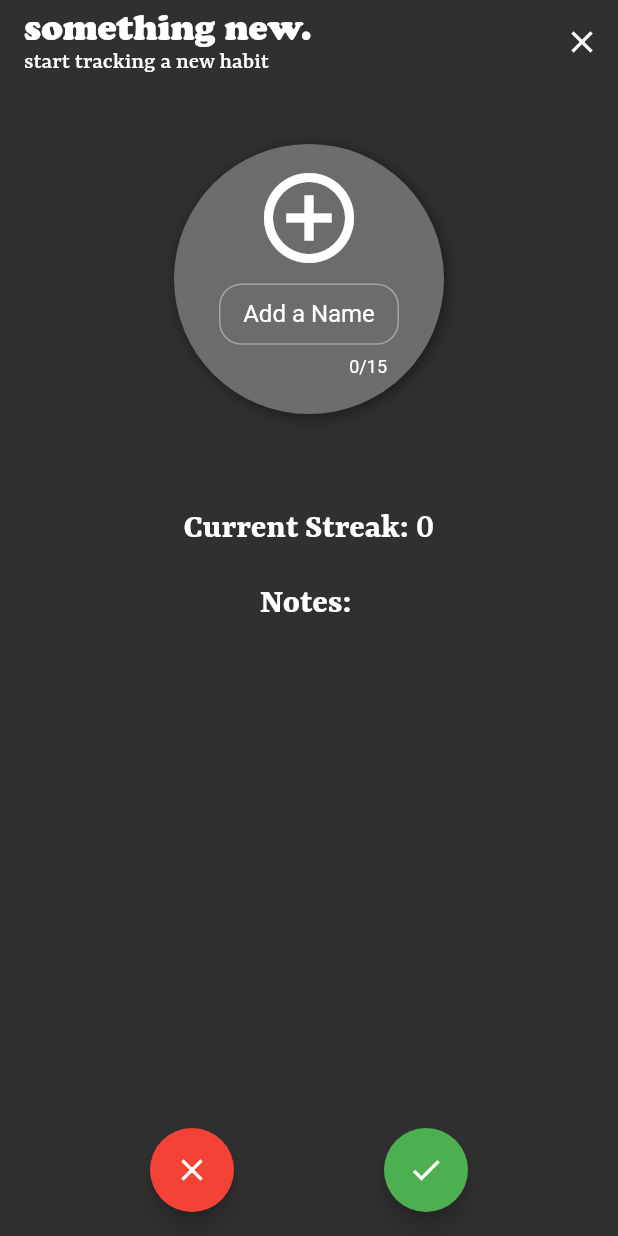
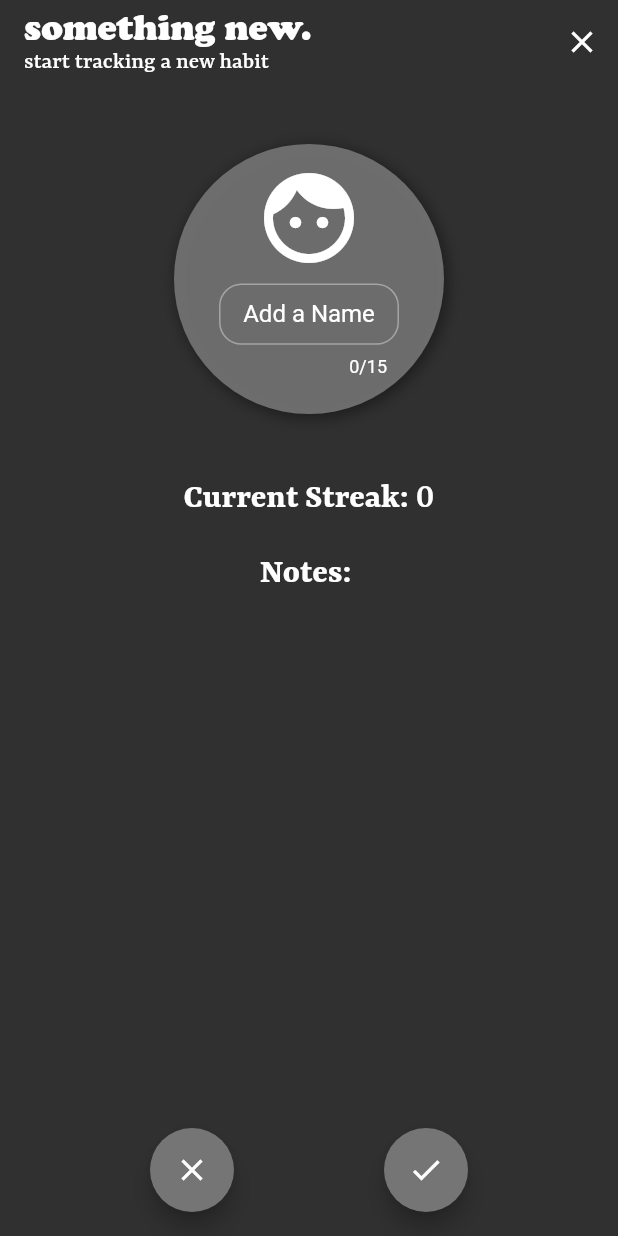
Before and after one commit to willzittlau/accountable, a Flutter app: the AddHabitScreen screen opened by its route, on a phone screen of 412 x 824 dp. Run offline on Flutter 3.47's test engine with Material 2 defaults, Android fonts, the phone set to English and light mode, and no system bars; our stand-ins replace shared_preferences, universal_platform; missing offline and left inert: emoji_picker; accounts and stored records are empty.

Commit message:
Add Habit Icon button completed

```diff
--- a/lib/src/views/add_habit.dart
+++ b/lib/src/views/add_habit.dart
@@ -1,9 +1,11 @@
 import 'package:accountable/src/models/globals.dart';
 import 'package:accountable/src/models/habit.dart';
-import 'package:accountable/src/widgets/add_habit_page_icon.dart';
-import 'package:accountable/src/widgets/add_habit_stats.dart';
+import 'package:accountable/src/providers/emoji_keyboard.dart';
+import 'package:accountable/src/widgets/add_habit/add_habit_page_icon.dart';
+import 'package:accountable/src/widgets/add_habit/add_habit_stats.dart';
 import 'package:accountable/src/widgets/app_bar_title.dart';
 import 'package:flutter/material.dart';
+import 'package:provider/provider.dart';
 
 // Screen Header
 class AddHabitScreen extends StatelessWidget {
@@ -17,14 +19,12 @@ class AddHabitScreen extends StatelessWidget {
           children: <Widget>[
             FloatingActionButton(
                 heroTag: "close",
-                backgroundColor: Colors.red,
                 onPressed: () {
                   Navigator.pop(context);
                 },
                 child: Icon(Icons.close, color: Theme.of(context).hintColor)),
             FloatingActionButton(
               heroTag: "check",
-              backgroundColor: Colors.green,
               onPressed: () {
                 habits.add(habit);
                 Navigator.pop(context);
@@ -70,7 +70,10 @@ class AddHabitPage extends StatelessWidget {
                   mainAxisSize: MainAxisSize.max,
                   children: <Widget>[
                     AddHabitPageIcon(habit: habit),
-                    AddHabitStats(habit: habit)
+                    Offstage(
+                      child: AddHabitStats(habit: habit),
+                      offstage: context.watch<KeyboardNotifier>().showKeyboard,
+                    )
                   ])));
     });
   }
--- /dev/null
+++ b/lib/src/widgets/add_habit/add_habit_emoji_button.dart
@@ -0,0 +1,40 @@
+import 'package:flutter/material.dart';
+import 'package:accountable/src/models/habit.dart';
+import 'package:accountable/src/providers/emoji_keyboard.dart';
+import 'package:flutter/rendering.dart';
+import 'package:provider/provider.dart';
+
+class AddEmojiButton extends StatelessWidget {
+  final Habit habit;
+  AddEmojiButton({this.habit});
+  @override
+  Widget build(BuildContext context) {
+    return habit.emoji.isEmpty
+        ? IconButton(
+            icon: const Icon(Icons.face),
+            color: Theme.of(context).hintColor,
+            iconSize: 72,
+            onPressed: () {
+              FocusScope.of(context).unfocus();
+              Provider.of<KeyboardNotifier>(context, listen: false)
+                  .updateKeyboard(
+                      !context.read<KeyboardNotifier>().showKeyboard);
+            },
+          )
+        : Padding(
+            padding: EdgeInsets.fromLTRB(0, 10, 0, 0),
+            child: TextButton(
+              child: Text(
+                habit.emoji,
+                style:
+                    TextStyle(fontSize: 54, color: Theme.of(context).hintColor),
+              ),
+              onPressed: () {
+                FocusScope.of(context).unfocus();
+                Provider.of<KeyboardNotifier>(context, listen: false)
+                    .updateKeyboard(
+                        !context.read<KeyboardNotifier>().showKeyboard);
+              },
+            ));
+  }
+}
--- /dev/null
+++ b/lib/src/widgets/add_habit/add_habit_page_icon.dart
@@ -0,0 +1,68 @@
+import 'package:accountable/src/models/habit.dart';
+import 'package:accountable/src/providers/emoji_keyboard.dart';
+import 'package:accountable/src/widgets/add_habit/add_habit_emoji_button.dart';
+import 'package:accountable/src/widgets/add_habit/add_habit_name_field.dart';
+import 'package:flutter/material.dart';
+import 'package:flutter/rendering.dart';
+import 'package:emoji_picker/emoji_picker.dart';
+import 'package:provider/provider.dart';
+
+class AddHabitPageIcon extends StatelessWidget {
+  final Habit habit;
+  AddHabitPageIcon({this.habit});
+
+  @override
+  Widget build(BuildContext context) {
+    return Stack(
+      children: <Widget>[
+        Column(
+          children: <Widget>[
+            Padding(
+                padding: EdgeInsets.fromLTRB(0, 40, 0, 0),
+                child: MouseRegion(
+                    cursor: SystemMouseCursors.click,
+                    child: Container(
+                        padding: EdgeInsets.all(5),
+                        width: 180,
+                        height: 180,
+                        child: Column(
+                            crossAxisAlignment: CrossAxisAlignment.center,
+                            children: [
+                              AddEmojiButton(habit: habit),
+                              AddNameField(habit: habit),
+                            ]),
+                        decoration: BoxDecoration(
+                          shape: BoxShape.circle,
+                          boxShadow: [
+                            BoxShadow(
+                              color: Colors.black.withOpacity(0.4),
+                              spreadRadius: 1,
+                              blurRadius: 8,
+                              offset:
+                                  Offset(2, 2), // changes position of shadow
+                            ),
+                          ],
+                          color: Theme.of(context).accentColor.withOpacity(0.9),
+                        )))),
+            // Keyboard
+            (context.watch<KeyboardNotifier>().showKeyboard
+                ? Padding(
+                    padding: EdgeInsets.fromLTRB(0, 20, 0, 0),
+                    child: EmojiPicker(
+                      rows: 4,
+                      columns: 7,
+                      buttonMode: ButtonMode.MATERIAL,
+                      onEmojiSelected: (emoji, category) {
+                        habit.emoji = emoji.emoji;
+                        Provider.of<KeyboardNotifier>(context, listen: false)
+                            .updateKeyboard(
+                                !context.read<KeyboardNotifier>().showKeyboard);
+                      },
+                    ))
+                : Container()),
+          ],
+        ),
+      ],
+    );
+  }
+}
--- a/lib/src/widgets/add_habit_page_icon.dart
+++ /dev/null
@@ -1,100 +0,0 @@
-import 'package:accountable/src/models/habit.dart';
-import 'package:accountable/src/providers/emoji_keyboard.dart';
-import 'package:flutter/material.dart';
-import 'package:flutter/rendering.dart';
-import 'package:emoji_picker/emoji_picker.dart';
-import 'package:provider/provider.dart';
-
-class AddHabitPageIcon extends StatelessWidget {
-  final Habit habit;
-  final TextEditingController _controller = TextEditingController();
-  AddHabitPageIcon({this.habit});
-
-  @override
-  Widget build(BuildContext context) {
-    _controller.addListener(() {
-      // Sets emoji to first letter of name entry if null
-      final String text = _controller.text;
-      habit.name = text;
-      habit.emoji.isEmpty
-          ? habit.emoji = habit.name.toUpperCase()[0]
-          : habit.emoji = habit.emoji;
-    });
-    return Stack(
-      children: <Widget>[
-        Column(
-          children: <Widget>[
-            Padding(
-                padding: EdgeInsets.fromLTRB(0, 40, 0, 0),
-                child: MouseRegion(
-                    cursor: SystemMouseCursors.click,
-                    child: Container(
-                        padding: EdgeInsets.all(5),
-                        width: 180,
-                        height: 180,
-                        child: Column(
-                            crossAxisAlignment: CrossAxisAlignment.center,
-                            children: [
-                              IconButton(
-                                icon: const Icon(Icons.add_circle_outline),
-                                color: Theme.of(context).hintColor,
-                                iconSize: 72,
-                                onPressed: () {
-                                  Provider.of<KeyboardNotifier>(context,
-                                          listen: false)
-                                      .updateKeyboard(!context
-                                          .read<KeyboardNotifier>()
-                                          .showKeyboard);
-                                },
-                              ),
-                              Container(
-                                width: 120.0,
-                                height: 60,
-                                child: TextField(
-                                    maxLength: 15,
-                                    controller: _controller,
-                                    textAlign: TextAlign.center,
-                                    decoration: InputDecoration(
-                                        border: OutlineInputBorder(
-                                            borderRadius: BorderRadius.all(
-                                                Radius.circular(15))),
-                                        hintText: 'Add a Name',
-                                        contentPadding: EdgeInsets.all(8))),
-                              )
-                            ]),
-                        decoration: BoxDecoration(
-                          shape: BoxShape.circle,
-                          boxShadow: [
-                            BoxShadow(
-                              color: Colors.black.withOpacity(0.4),
-                              spreadRadius: 1,
-                              blurRadius: 8,
-                              offset:
-                                  Offset(2, 2), // changes position of shadow
-                            ),
-                          ],
-                          color: Theme.of(context).accentColor.withOpacity(0.9),
-                        )))),
-            // Keyboard
-            Padding(
-                padding: EdgeInsets.fromLTRB(0, 20, 0, 0),
-                child: (context.watch<KeyboardNotifier>().showKeyboard
-                    ? EmojiPicker(
-                        rows: 4,
-                        columns: 7,
-                        buttonMode: ButtonMode.MATERIAL,
-                        onEmojiSelected: (emoji, category) {
-                          habit.emoji = emoji.emoji;
-                          Provider.of<KeyboardNotifier>(context, listen: false)
-                              .updateKeyboard(!context
-                                  .read<KeyboardNotifier>()
-                                  .showKeyboard);
-                        },
-                      )
-                    : Container())),
-          ],
-        ),
-      ],
-    );
-  }
-}
--- a/lib/src/widgets/view_habit_page_icon.dart
+++ b/lib/src/widgets/view_habit_page_icon.dart
@@ -30,14 +30,13 @@ class ViewHabitPageIcon extends StatelessWidget {
                         crossAxisAlignment: CrossAxisAlignment.center,
                         children: [
                           Padding(
-                              padding: EdgeInsets.fromLTRB(0, 20, 0, 0),
+                              padding: EdgeInsets.fromLTRB(0, 20, 0, 10),
                               child: Text(
                                 habit.emoji,
                                 style: TextStyle(
-                                    fontSize: 48,
+                                    fontSize: 56,
                                     color: Theme.of(context).hintColor),
                               )),
-                          Spacer(),
                           Text(habit.name,
                               textAlign: TextAlign.center,
                               style: TextStyle(
```
Also changed, not shown: lib/src/widgets/add_habit/add_habit_name_field.dart (added, +56 -0 lines), lib/src/widgets/add_habit/add_habit_stats.dart (renamed from lib/src/widgets/add_habit_stats.dart).
